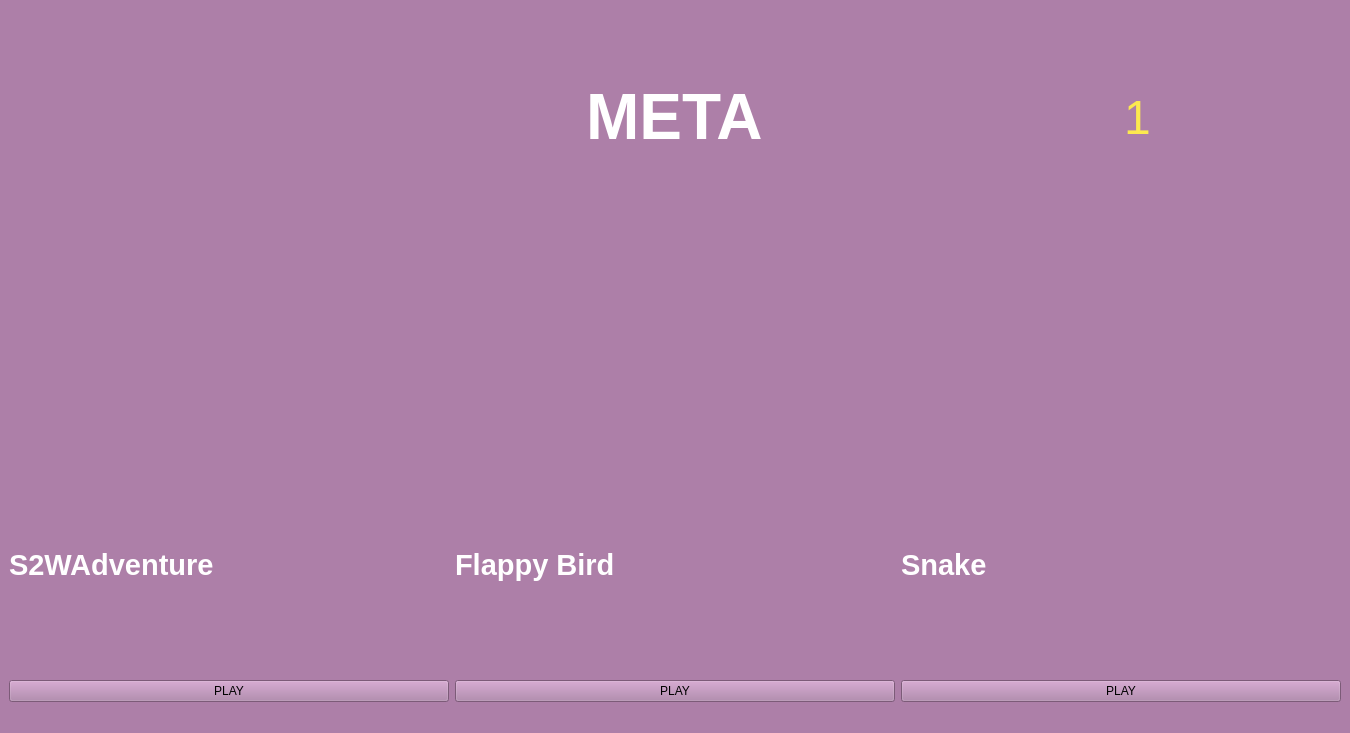
Qt form UI/app.ui (knQzx/MKGames) before a commit.
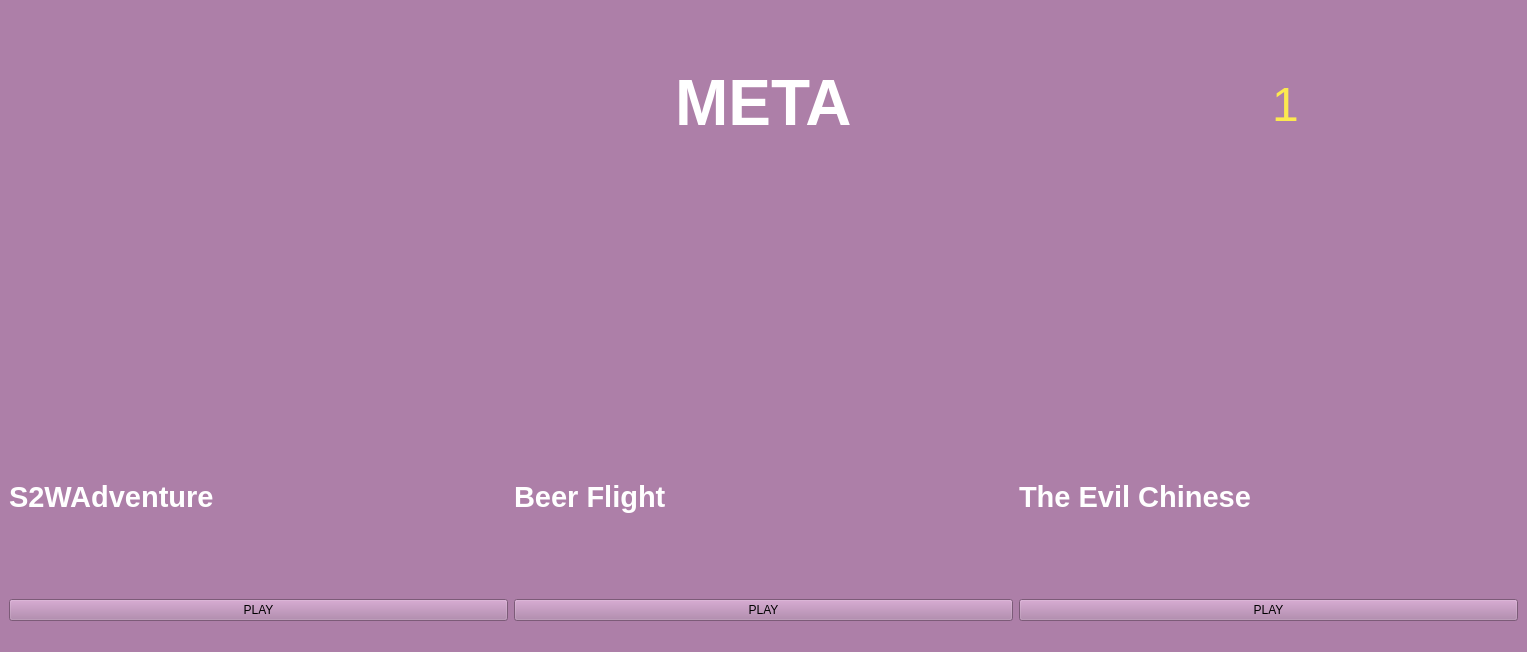
The same form after that commit. Icons and pictures are not drawn.

Commit message: 1) fixed the screen resolution for the S2WAdventure game (as in BeerFlight) 2) finished the qt.app, names and database 3) changed the file name (start_screen.py to main.py )

Diff of the .ui file:
```diff
--- a/UI/app.ui
+++ b/UI/app.ui
@@ -6,8 +6,8 @@
    <rect>
     <x>0</x>
     <y>0</y>
-    <width>1350</width>
-    <height>733</height>
+    <width>1527</width>
+    <height>652</height>
    </rect>
   </property>
   <property name="windowTitle">
@@ -37,7 +37,7 @@
        <string notr="true"/>
       </property>
       <property name="text">
-       <string>&lt;html&gt;&lt;head/&gt;&lt;body&gt;&lt;p&gt;&lt;span style=&quot; font-size:22pt; font-weight:600; color:#ffffff;&quot;&gt;Flappy Bird&lt;/span&gt;&lt;/p&gt;&lt;/body&gt;&lt;/html&gt;</string>
+       <string>&lt;html&gt;&lt;head/&gt;&lt;body&gt;&lt;p&gt;&lt;span style=&quot; font-size:22pt; font-weight:600; color:#ffffff;&quot;&gt;Beer Flight&lt;/span&gt;&lt;/p&gt;&lt;/body&gt;&lt;/html&gt;</string>
       </property>
      </widget>
     </item>
@@ -98,7 +98,7 @@
        <string notr="true"/>
       </property>
       <property name="text">
-       <string>&lt;html&gt;&lt;head/&gt;&lt;body&gt;&lt;p&gt;&lt;span style=&quot; font-size:22pt; font-weight:600; color:#ffffff;&quot;&gt;Snake&lt;/span&gt;&lt;/p&gt;&lt;/body&gt;&lt;/html&gt;</string>
+       <string>&lt;html&gt;&lt;head/&gt;&lt;body&gt;&lt;p&gt;&lt;span style=&quot; font-size:22pt; font-weight:600; color:#ffffff;&quot;&gt;The Evil Chinese&lt;/span&gt;&lt;/p&gt;&lt;/body&gt;&lt;/html&gt;</string>
       </property>
      </widget>
     </item>
```
Left out of the diff: 8 changed lines with no effect on the pictures. The commit also changes 11 other files.
